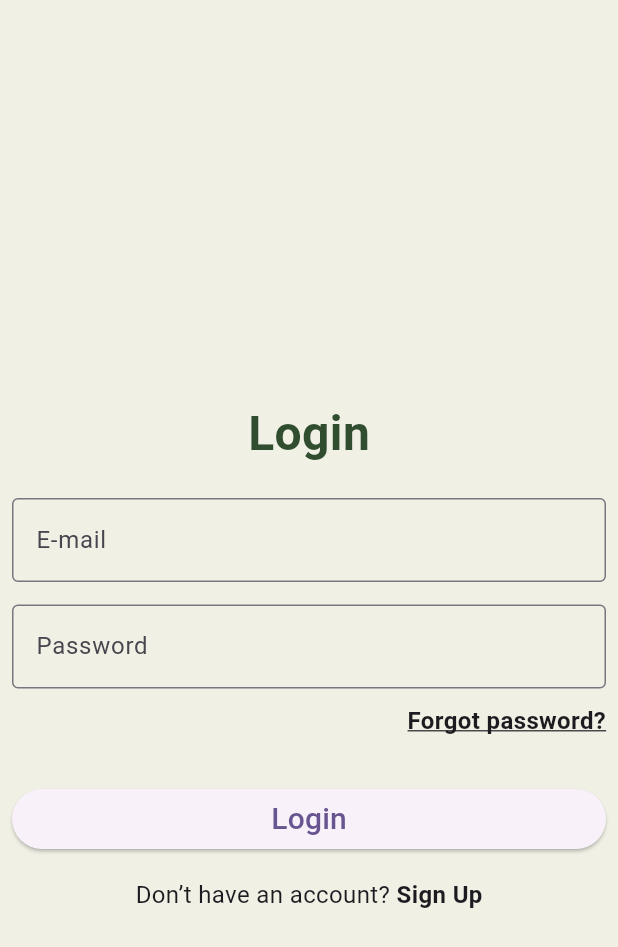
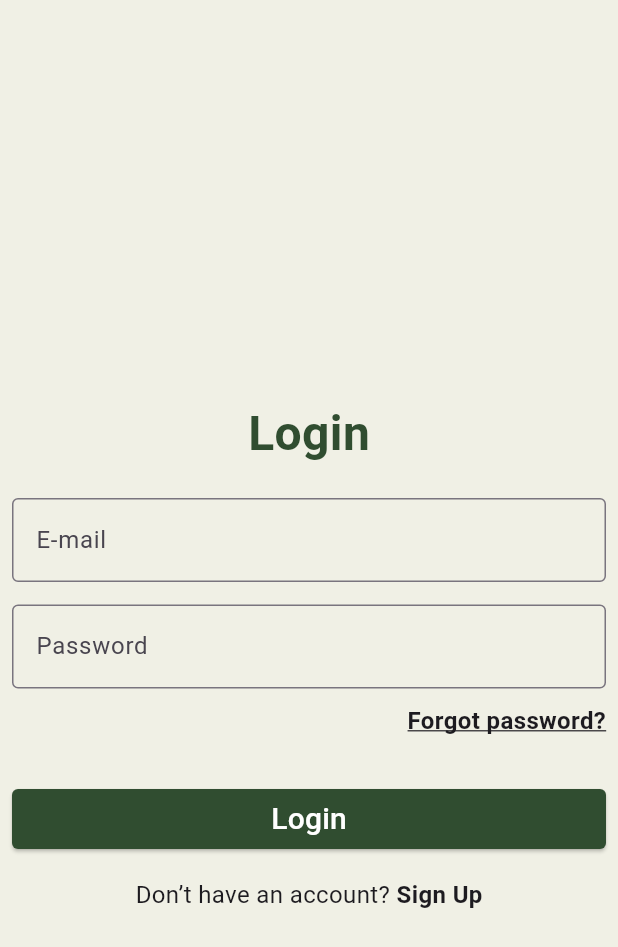
Before and after one commit to Narutchai01/Plant-Diseases-Detec-application, a Flutter app: the LoginScreen screen opened directly, on a phone screen of 412 x 824 dp. Shown: the top 947 px of the screen. Run offline on Flutter 3.47's test engine with Material 3 defaults, Android fonts, the light colour scheme and no system bars.

Commit message:
update botton login
แก้ปุ่ม

```diff
--- a/lib/main.dart
+++ b/lib/main.dart
@@ -1,5 +1,5 @@
 import 'package:flutter/material.dart';
-
+import 'package:capstonec/screen/login/login.dart';
 void main() {
   runApp(const MyApp());
 }
@@ -28,10 +28,10 @@
         //
         // This works for code too, not just values: Most code changes can be
         // tested with just a hot reload.
-        colorScheme: ColorScheme.fromSeed(seedColor: Colors.deepPurple),
+        // colorScheme: ColorScheme.fromSeed(seedColor: Colors.deepPurple),
         useMaterial3: true,
       ),
-      home: const MyHomePage(title: 'Flutter Demo Home Page'),
+      home: LoginScreen(),
     );
   }
 }
--- a/lib/screen/login/login.dart
+++ b/lib/screen/login/login.dart
@@ -1,7 +1,7 @@
 import 'package:flutter/material.dart';
 
 class LoginScreen extends StatefulWidget {
-  const LoginScreen({super.key});
+  const LoginScreen({Key? key}) : super(key: key);
 
   @override
   State<LoginScreen> createState() => _LoginScreenState();
@@ -75,7 +75,19 @@ class _LoginScreenState extends State<LoginScreen> {
                     SizedBox(
                       width: double.infinity,
                       child: ElevatedButton(
-                        child: Text("Login", style: TextStyle(fontSize: 20)),
+                        style: ElevatedButton.styleFrom(
+                          backgroundColor: Color.fromRGBO(48, 77, 48, 1),
+                          shape: RoundedRectangleBorder(
+                            borderRadius: BorderRadius.circular(4), // Corner radius
+                          ),
+                        ),
+                        child: Text(
+                          "Login",
+                          style: TextStyle(
+                            fontSize: 20,
+                            color: Color.fromRGBO(255, 255, 255, 1),
+                          ),
+                        ),
                         onPressed: () {},
                       ),
                     ),
```
